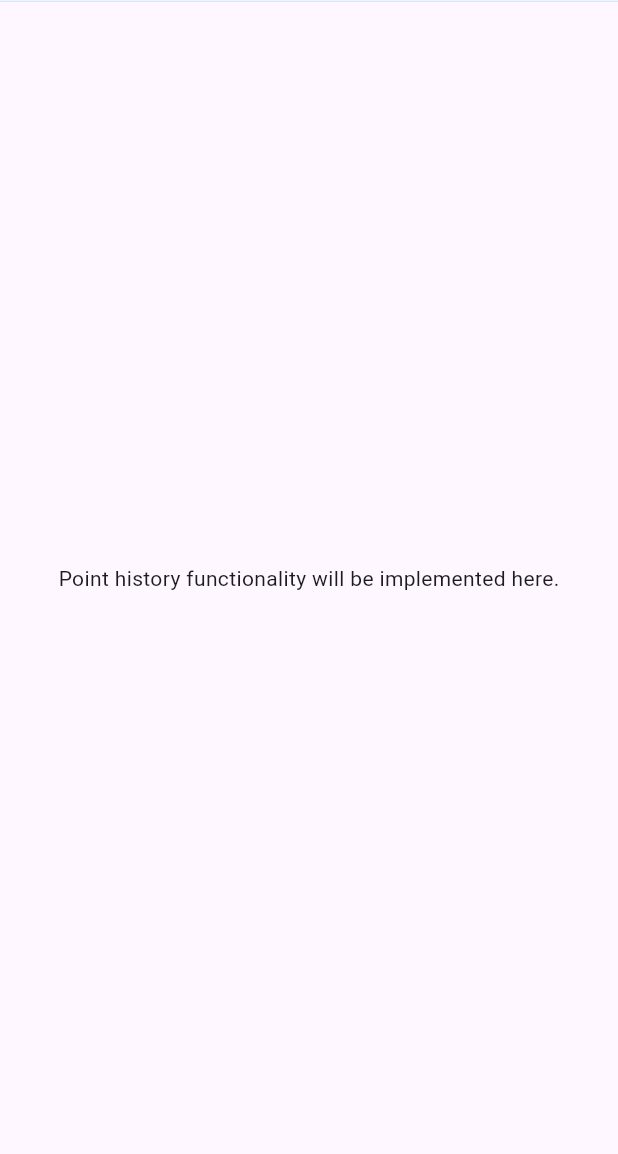
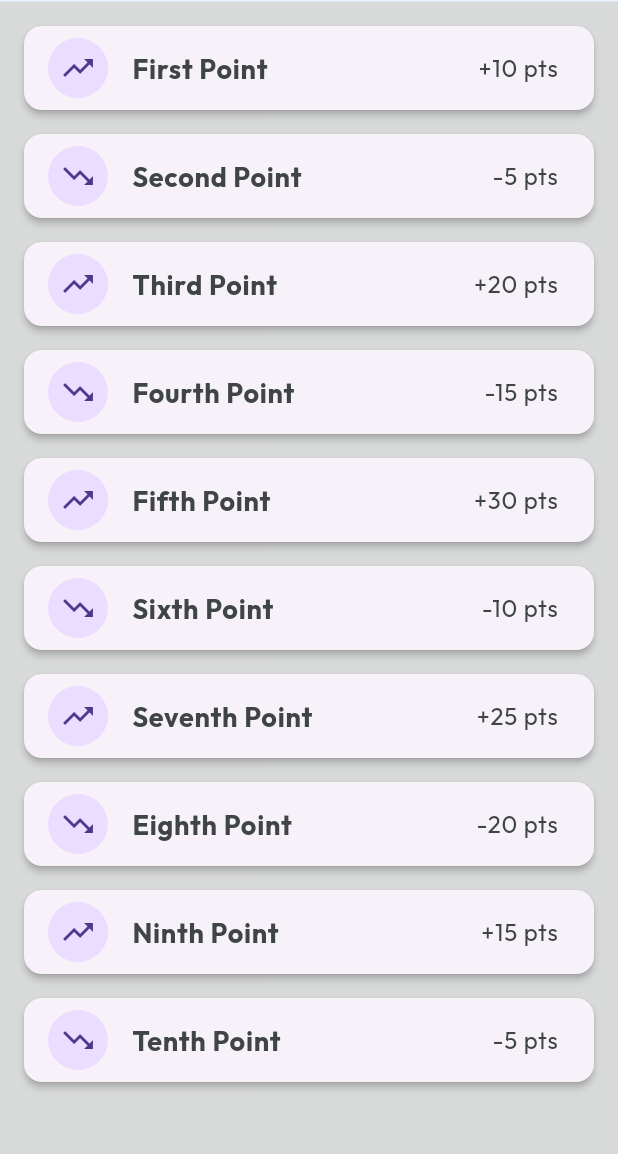
Before and after one commit to FriendChicken001/puvadon_jenosize_test, a Flutter app: the ProfilePointHistoryView screen opened by its route, on a phone screen of 412 x 824 dp, the part 82-1236 px from its top. Run offline on Flutter 3.47's test engine with Material 3 defaults, Android fonts, the phone set to English and light mode, and no system bars; our stand-ins replace cached_network_image, dio, either_dart, equatable, flutter_secure_storage, get and 2 more; missing offline and left inert: flutter_config, flutter_flavor; accounts and stored records are empty; statements that could not run were skipped.

Commit message:
create history point view

```diff
--- a/lib/src/modules/app_module.dart
+++ b/lib/src/modules/app_module.dart
@@ -37,7 +37,6 @@ class AppModuleBinding extends Bindings {
         ..options.sendTimeout = const Duration(seconds: 30)
         ..options.receiveTimeout = const Duration(seconds: 30),
     );
-    Get.find<Dio>().interceptors.clear();
     Get.find<Dio>().interceptors.add(DioInterceptor());
   }
 }
--- a/lib/src/modules/campaign_module/presentation/view/campaign_view.dart
+++ b/lib/src/modules/campaign_module/presentation/view/campaign_view.dart
@@ -7,8 +7,8 @@ import 'package:get/get.dart';
 // Project imports:
 import 'package:puvadon_jenosize/src/common/themes/color_theme.dart';
 import 'package:puvadon_jenosize/src/modules/campaign_module/data/models/campaign_list_model.dart';
-import 'package:puvadon_jenosize/src/modules/campaign_module/presentation/component/campaign_card_widget.dart';
 import 'package:puvadon_jenosize/src/modules/campaign_module/presentation/view_model/campaign_view_model.dart';
+import 'package:puvadon_jenosize/src/modules/campaign_module/presentation/widget/campaign_card_widget.dart';
 import 'package:puvadon_jenosize/src/modules/core_widget_module/widget/app_bar_widget.dart';
 
 class CampaignView extends GetView<CampaignViewModel> {
--- /dev/null
+++ b/lib/src/modules/profile_module/domain/entities/history_point_entities.dart
@@ -0,0 +1,6 @@
+class HistoryPointEntities {
+  HistoryPointEntities({required this.title, required this.point});
+
+  final String title;
+  final int point;
+}
--- a/lib/src/modules/profile_module/presentation/view/profile_point_history_view.dart
+++ b/lib/src/modules/profile_module/presentation/view/profile_point_history_view.dart
@@ -5,8 +5,10 @@ import 'package:flutter/material.dart';
 import 'package:get/get.dart';
 
 // Project imports:
+import 'package:puvadon_jenosize/src/common/themes/color_theme.dart';
 import 'package:puvadon_jenosize/src/modules/core_widget_module/widget/app_bar_widget.dart';
 import 'package:puvadon_jenosize/src/modules/profile_module/presentation/view_model/profile_point_history_view_model.dart';
+import 'package:puvadon_jenosize/src/modules/profile_module/presentation/widget/history_point_card_widget.dart';
 
 class ProfilePointHistoryView extends GetView<ProfilePointHistoryViewModel> {
   const ProfilePointHistoryView({super.key});
@@ -15,9 +17,20 @@ class ProfilePointHistoryView extends GetView<ProfilePointHistoryViewModel> {
   Widget build(BuildContext context) {
     return Scaffold(
       appBar: AppBarWidget(title: 'Point History'),
-      body: Center(
-        child: Text('Point history functionality will be implemented here.'),
-      ),
+      backgroundColor: ColorsTheme.instance.natural20p,
+      body: Obx(() {
+        final data = controller.items;
+        if (data.isEmpty) {
+          return const Center(child: Text('No history yet'));
+        }
+
+        return ListView.separated(
+          padding: const EdgeInsets.all(12),
+          itemCount: data.length,
+          separatorBuilder: (_, __) => const SizedBox(height: 8),
+          itemBuilder: (_, i) => HistoryPointCardWidget(item: data[i]),
+        );
+      }),
     );
   }
 }
--- a/lib/src/modules/profile_module/presentation/view_model/profile_point_history_view_model.dart
+++ b/lib/src/modules/profile_module/presentation/view_model/profile_point_history_view_model.dart
@@ -1,6 +1,21 @@
 // Package imports:
-import 'package:get/get_state_manager/src/simple/get_controllers.dart';
+import 'package:get/get.dart';
+
+// Project imports:
+import '../../domain/entities/history_point_entities.dart';
 
 class ProfilePointHistoryViewModel extends GetxController {
-  // Add your properties and methods here
+  final items =
+      [
+        HistoryPointEntities(title: 'First Point', point: 10),
+        HistoryPointEntities(title: 'Second Point', point: -5),
+        HistoryPointEntities(title: 'Third Point', point: 20),
+        HistoryPointEntities(title: 'Fourth Point', point: -15),
+        HistoryPointEntities(title: 'Fifth Point', point: 30),
+        HistoryPointEntities(title: 'Sixth Point', point: -10),
+        HistoryPointEntities(title: 'Seventh Point', point: 25),
+        HistoryPointEntities(title: 'Eighth Point', point: -20),
+        HistoryPointEntities(title: 'Ninth Point', point: 15),
+        HistoryPointEntities(title: 'Tenth Point', point: -5),
+      ].obs;
 }
--- /dev/null
+++ b/lib/src/modules/profile_module/presentation/widget/history_point_card_widget.dart
@@ -0,0 +1,33 @@
+// Flutter imports:
+import 'package:flutter/material.dart';
+
+// Project imports:
+import 'package:puvadon_jenosize/src/common/themes/text_theme.dart';
+import 'package:puvadon_jenosize/src/modules/profile_module/domain/entities/history_point_entities.dart';
+
+class HistoryPointCardWidget extends StatelessWidget {
+  const HistoryPointCardWidget({super.key, required this.item});
+  final HistoryPointEntities item;
+
+  @override
+  Widget build(BuildContext context) {
+    final isPositive = item.point >= 0;
+    final sign = isPositive ? '+' : '';
+
+    return Card(
+      elevation: 2,
+      shape: RoundedRectangleBorder(borderRadius: BorderRadius.circular(12)),
+      child: ListTile(
+        leading: CircleAvatar(
+          child: Icon(isPositive ? Icons.trending_up : Icons.trending_down),
+        ),
+        title: Text(item.title, style: TextThemeCustom.instance.heading4),
+        trailing: Text(
+          '$sign${item.point} pts',
+          style: TextThemeCustom.instance.paragraph3,
+        ),
+        // subtitle: Text('Optional subtitle/date here'),
+      ),
+    );
+  }
+}
```
Also changed, not shown: lib/src/modules/campaign_module/presentation/widget/campaign_card_widget.dart (renamed from lib/src/modules/campaign_module/presentation/component/campaign_card_widget.dart).
